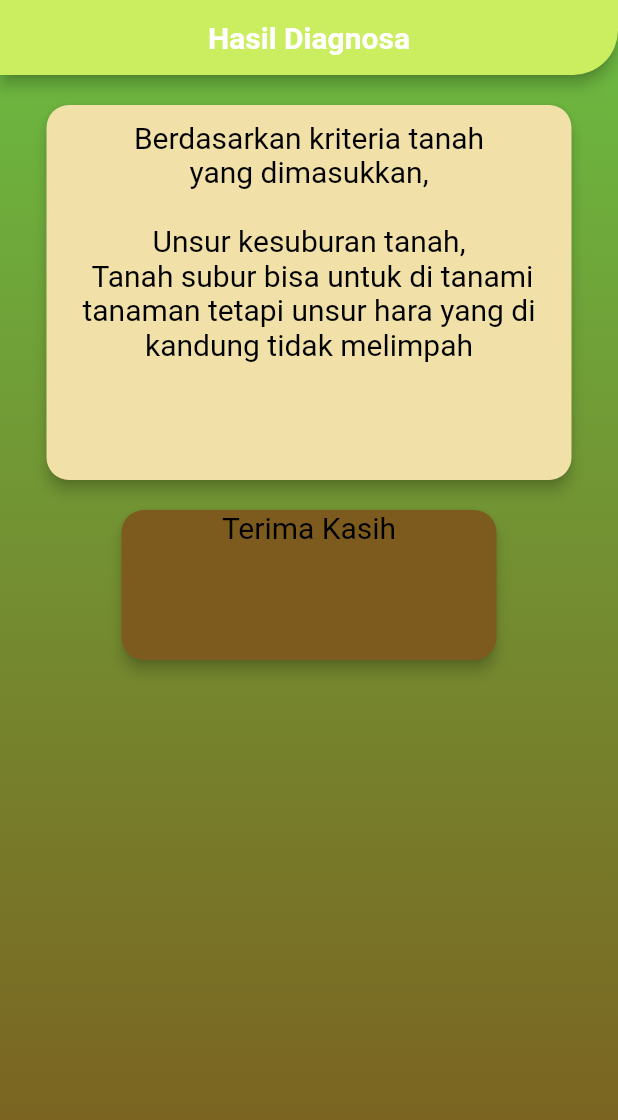
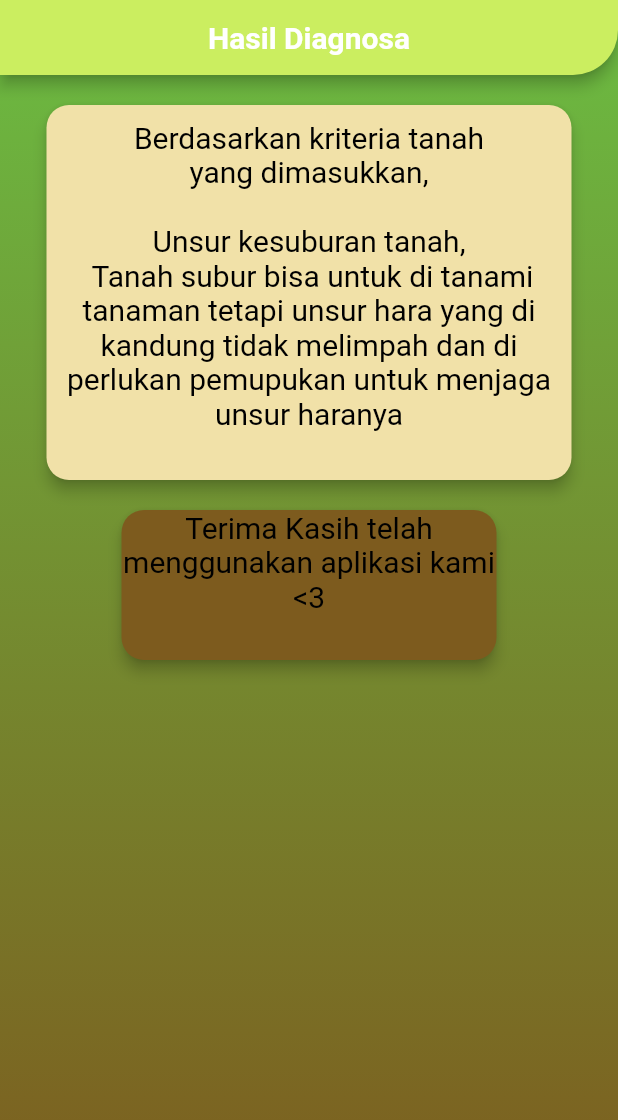
Before and after one commit to emperordeed/Kelompok-14-Apk-kesuburan-tanah, a Flutter app: the hasilDiagnosa2Widget screen opened directly, on a phone screen of 412 x 824 dp. Shown: the top 1120 px of the screen. Run offline on Flutter 3.47's test engine with Material 2 defaults, Android fonts, the phone set to English and light mode, and no system bars; our stand-ins replace auto_size_text, google_fonts; missing offline and left inert: dart:html; Roboto replaces fonts that are missing (Poppins).

Commit message:
Update hasildiagnosa2.dart

```diff
--- a/lib/pertanyaan/hasildiagnosa2.dart
+++ b/lib/pertanyaan/hasildiagnosa2.dart
@@ -92,7 +92,7 @@ class _hasilDiagnosa2WidgetState extends State<hasilDiagnosa2Widget> {
                     child: Padding(
                       padding: EdgeInsetsDirectional.fromSTEB(10, 10, 10, 10),
                       child: Text(
-                        'Berdasarkan kriteria tanah\nyang dimasukkan,\n\nUnsur kesuburan tanah,\n Tanah subur bisa untuk di tanami tanaman tetapi unsur hara yang di kandung tidak melimpah',
+                        'Berdasarkan kriteria tanah\nyang dimasukkan,\n\nUnsur kesuburan tanah,\n Tanah subur bisa untuk di tanami tanaman tetapi unsur hara yang di kandung tidak melimpah dan di perlukan pemupukan untuk menjaga unsur haranya',
                         textAlign: TextAlign.center,
                         style: TextStyle(
                           fontFamily: 'Poppins',
@@ -120,7 +120,7 @@ class _hasilDiagnosa2WidgetState extends State<hasilDiagnosa2Widget> {
                       color: Color(0xFF7D5B1E),
                       borderRadius: BorderRadius.circular(15),
                     ),
-                    child: Text("Terima Kasih",
+                    child: Text("Terima Kasih telah menggunakan aplikasi kami <3",
                     textAlign: TextAlign.center,
                       style: TextStyle(
                           fontFamily: 'Poppins',
```
